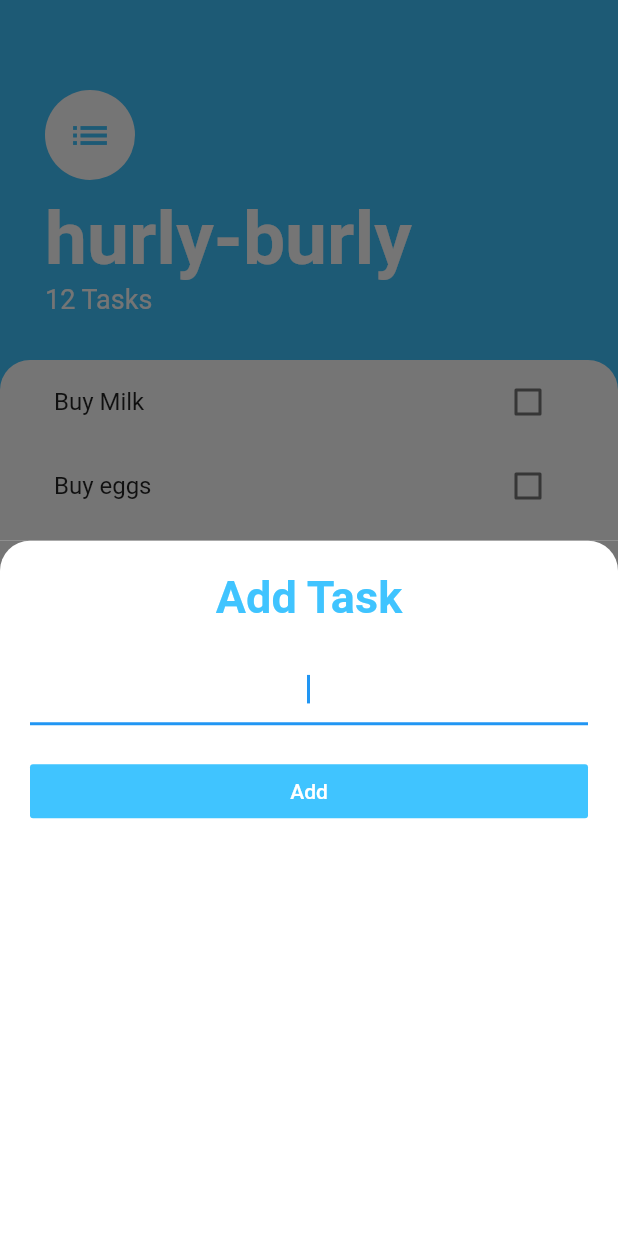
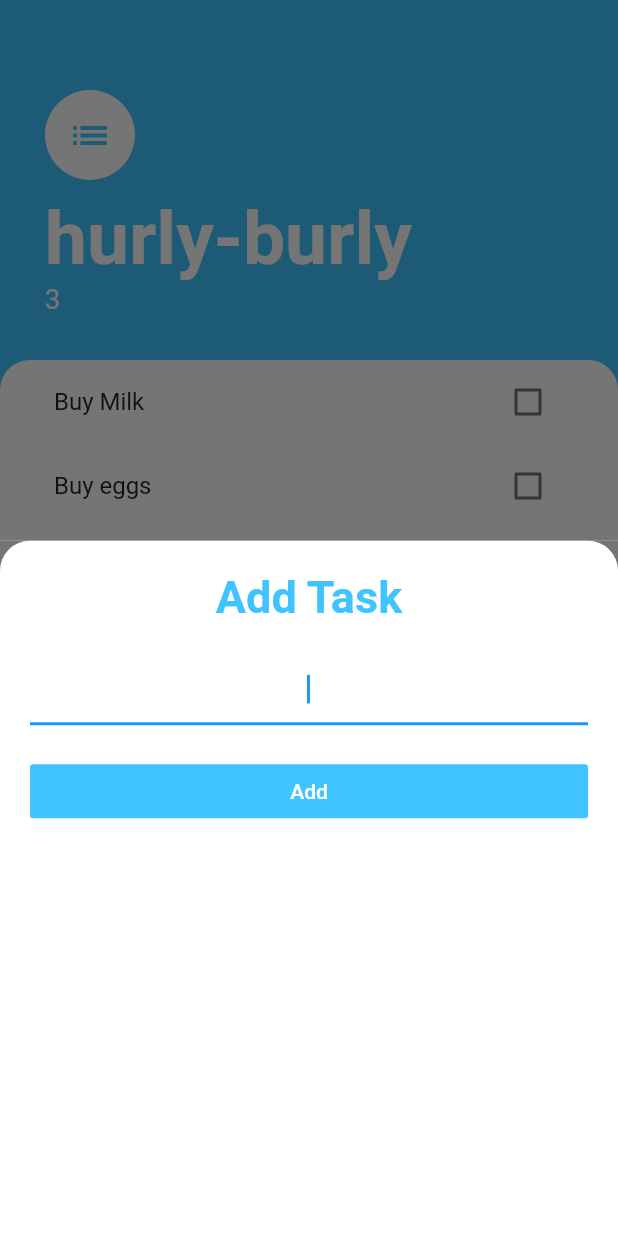
Before and after one commit to ajay1706/provider-app, a Flutter app: the screen it shows after launch, after a tap on the "add" icon, on a phone screen of 412 x 824 dp. Run offline on Flutter 3.47's test engine with Material 2 defaults, Android fonts, the phone set to English and light mode, and no system bars.

```diff
--- a/provider_app/lib/screens/add_task_screen.dart
+++ b/provider_app/lib/screens/add_task_screen.dart
@@ -1,10 +1,14 @@
 import 'package:flutter/material.dart';
 
 class AddTaskScreen extends StatelessWidget {
+final Function addTaskCallback;
 
-  String newTaskTitle;
+
+
+   AddTaskScreen(this.addTaskCallback);
   @override
   Widget build(BuildContext context) {
+    String newTaskTitle;
     return Container(
       color: Color(0xff757575),
       child: Container(
@@ -37,7 +41,10 @@ class AddTaskScreen extends StatelessWidget {
             ),
             SizedBox(height: 20,),
             FlatButton(
-                onPressed: (){print(newTaskTitle);},
+                onPressed: (){
+addTaskCallback(newTaskTitle);
+
+      },
                 child: Text("Add",
                 style: TextStyle(
                   color: Colors.white
--- a/provider_app/lib/screens/task_screen.dart
+++ b/provider_app/lib/screens/task_screen.dart
@@ -47,7 +47,7 @@ class _TaskScreenState extends State<TaskScreen> {
                       color: Colors.white),
                 ),
                 Text(
-                  '12 Tasks',
+                  '${tasks.length}',
                   style: TextStyle(fontSize: 18, color: Colors.white),
                 ),
               ],
@@ -71,7 +71,15 @@ class _TaskScreenState extends State<TaskScreen> {
           child: Icon(Icons.add),
           onPressed: () {
 
-           showModalBottomSheet(context: context, builder: (context)=> AddTaskScreen());
+           showModalBottomSheet(context: context, builder: (context)=> AddTaskScreen(
+               (newTaskTitle){
+               setState(() {
+
+                 tasks.add(Task(name: newTaskTitle));
+               });
+               Navigator.pop(context);
+               }
+           ));
 
 
           }),
```
